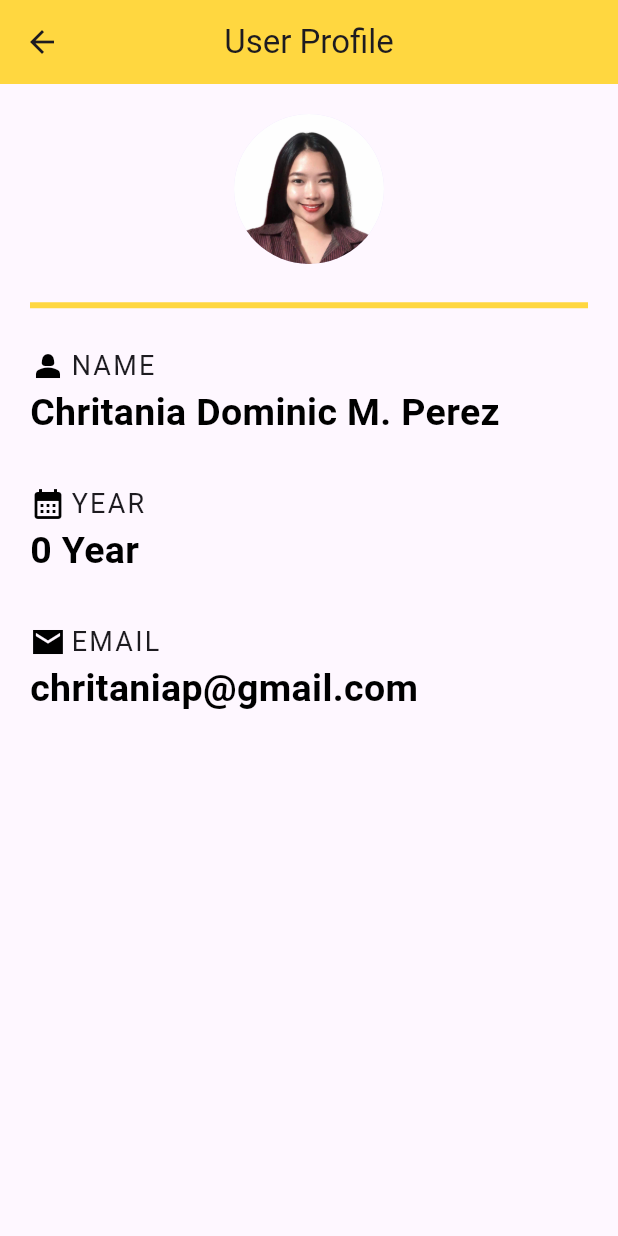
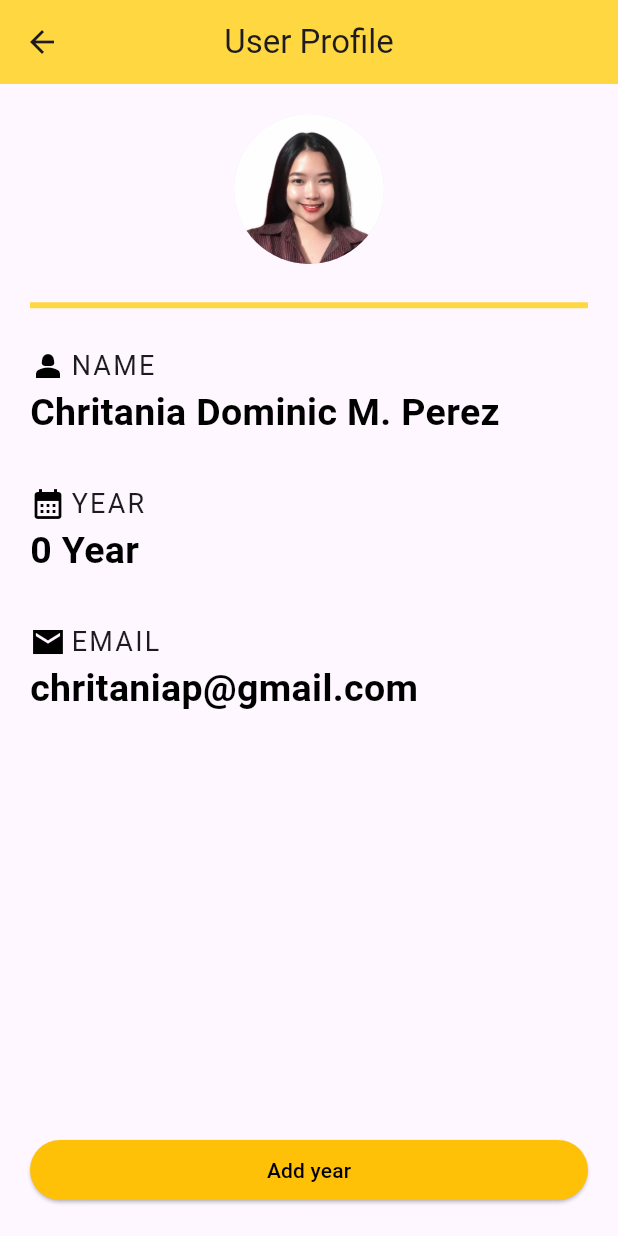
Before and after one commit to chritania/Front_APPchara, a Flutter app: the Home screen opened by its route, on a phone screen of 412 x 824 dp. Run offline on Flutter 3.47's test engine with Material 3 defaults, Android fonts, the phone set to English and light mode, and no system bars; our stand-ins replace flutter_spinkit; network calls fail.

```diff
--- a/lib/home.dart
+++ b/lib/home.dart
@@ -112,6 +112,24 @@ class _HomeState extends State<Home> {
                 ),
               ],
             ),
+            Column(
+              crossAxisAlignment: CrossAxisAlignment.stretch,
+              children: [
+                ElevatedButton(
+                  onPressed: (){
+                    setState(() {
+                      year += 1;
+                    });
+                  },
+                  child: Text('Add year',
+                    style: TextStyle(color:Colors.black),
+                  ),
+                  style: ButtonStyle(
+                      backgroundColor: WidgetStateProperty.all(Colors.amber)
+                  ),
+                ),
+              ],
+            ),
           ],
         ),
       ),
--- a/lib/main.dart
+++ b/lib/main.dart
@@ -6,7 +6,7 @@ import 'package:untitled1/pages/menu.dart';
 import 'package:untitled1/pages/signup.dart';
 
 void main() => runApp(MaterialApp(
-  initialRoute : '/login',
+  initialRoute : '/menu',
 routes: {
   '/' : (context)=> Dashboard(),
   '/menu' : (context) => Menu(),
```
Also changed, not shown: lib/pages/menu.dart (+9 -1 lines), lib/pages/selectedProduct.dart (added, +87 -0 lines).
